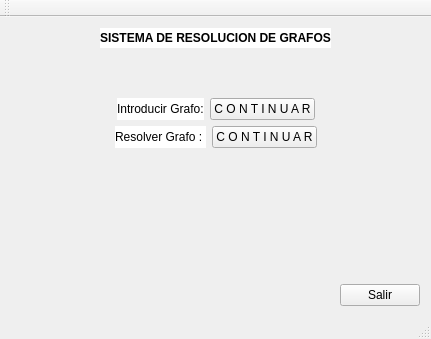
RobertoCarlosGonzalez/ResolucionDeGrafos, file graph.ui: the form before one commit.
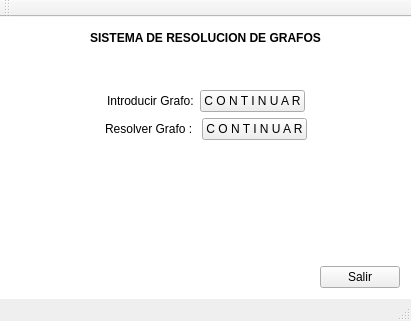
The form after the commit. Icons and pictures are not drawn.

What changed in the file:
```diff
--- a/graph.ui
+++ b/graph.ui
@@ -6,8 +6,8 @@
    <rect>
     <x>0</x>
     <y>0</y>
-    <width>431</width>
-    <height>339</height>
+    <width>411</width>
+    <height>321</height>
    </rect>
   </property>
   <property name="windowTitle">
@@ -16,7 +16,7 @@
   <widget class="QWidget" name="centralWidget">
    <property name="styleSheet">
     <string notr="true">#centralWidget{
-		background: rgba(ff,ff,ff,0.5);
+		background: white;
 		border-image: url(:/BUAP.png);
 }
 #verticalLayout_2{
```
Left out of the diff: 8 changed lines with no effect on the pictures.
